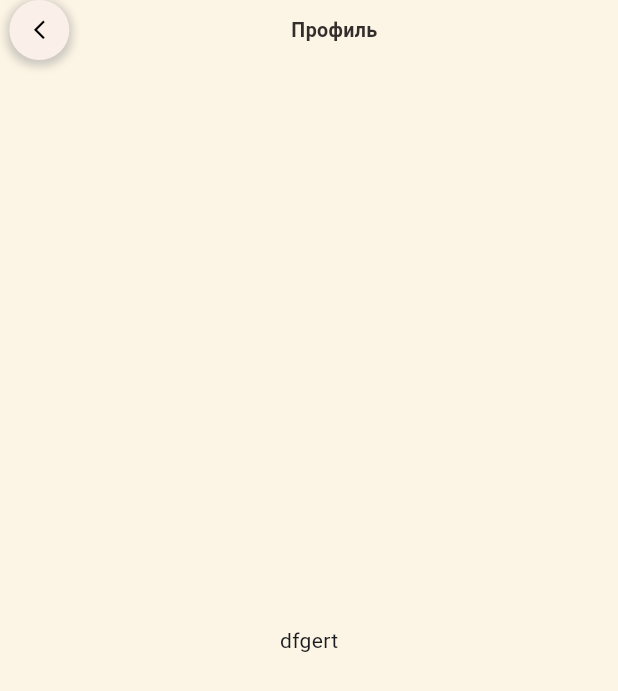
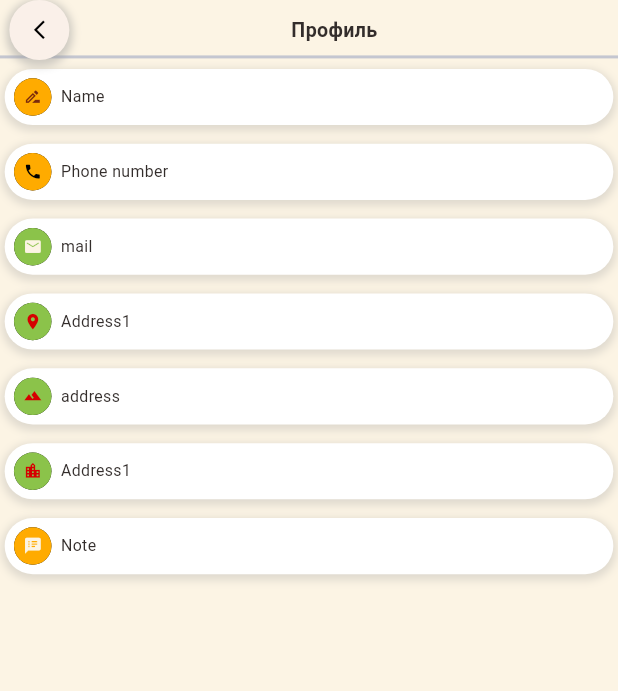
Before and after one commit to dimad2602/flutter_app_for_worker, a Flutter app: the ProfilePage screen opened by its route, on a phone screen of 412 x 824 dp. Shown: the top 691 px of the screen. Run offline on Flutter 3.47's test engine with Material 3 defaults, Android fonts, the phone set to English and light mode, and no system bars; our stand-ins replace freezed_annotation, get_it.

Commit message:
add page "Profile"

```diff
--- a/lib/components/app_icon.dart
+++ b/lib/components/app_icon.dart
@@ -15,7 +15,7 @@ class AppIcon extends StatelessWidget {
   final bool decorBoxOff;
 
   const AppIcon(
-      {Key? key,
+      {super.key,
       required this.icon,
       this.backgroundColor = const Color(0xfffcf4e4),
       this.iconColor = Colors.black87,
@@ -24,8 +24,7 @@ class AppIcon extends StatelessWidget {
       this.customSize = 0,
       this.onTap,
       this.swadowOff = true,
-      this.decorBoxOff = true})
-      : super(key: key);
+      this.decorBoxOff = true});
 
   @override
   Widget build(BuildContext context) {
--- /dev/null
+++ b/lib/models/active_order_model.dart
@@ -0,0 +1,15 @@
+import 'package:freezed_annotation/freezed_annotation.dart';
+
+part 'active_order_model.freezed.dart';
+
+@freezed
+class ActiveOrderModel with _$ActiveOrderModel {
+  const ActiveOrderModel._();
+
+  const factory ActiveOrderModel({
+    required String id,
+    required String tableNumber,
+    required String time,
+    required bool takeaway,
+  }) = _ActiveOrderModel;
+}
--- a/lib/pages/active_orders_page/active_orders_page.dart
+++ b/lib/pages/active_orders_page/active_orders_page.dart
@@ -1,10 +1,11 @@
 import 'package:flutter/material.dart';
+import 'package:flutter_app_for_worker/models/active_order_model.dart';
 
 import '../../components/custom_app_bar.dart';
 import '../../locator_get.dart';
 import '../../utils/app_colors.dart';
 import '../../utils/constants.dart';
-import '../../widgets/active_order_widget/active_order_widget.dart';
+import '../../widgets/orders_widget/active_order_widget.dart';
 
 class ActiveOrdersPage extends StatelessWidget {
   const ActiveOrdersPage({super.key});
@@ -47,7 +48,7 @@ class ActiveOrdersPage extends StatelessWidget {
                   shrinkWrap: true,
                   physics: NeverScrollableScrollPhysics(),
                   itemBuilder: (BuildContext context, int index) {
-                    return ActiveOrderWidget();
+                    return ActiveOrderWidget(orderModel: const ActiveOrderModel(id: '1', tableNumber: '23', time: '12:36', takeaway: false,),);
                     // OrderIncomingWidget(
                     //   model: _incomingOrderController.allPapers.reversed
                     //           .toList()[
@@ -71,7 +72,7 @@ class ActiveOrdersPage extends StatelessWidget {
                   shrinkWrap: true,
                   physics: NeverScrollableScrollPhysics(),
                   itemBuilder: (BuildContext context, int index) {
-                    return ActiveOrderWidget();
+                    return Text('dfg');
                     // OrderIncomingWidget(
                     //   model: _incomingOrderController.allPapers.reversed
                     //           .toList()[
@@ -95,7 +96,7 @@ class ActiveOrdersPage extends StatelessWidget {
                   shrinkWrap: true,
                   physics: NeverScrollableScrollPhysics(),
                   itemBuilder: (BuildContext context, int index) {
-                    return ActiveOrderWidget();
+                    return Text('dfg1231');
                     // OrderIncomingWidget(
                     //   model: _incomingOrderController.allPapers.reversed
                     //           .toList()[
--- a/lib/pages/first_page/first_page.dart
+++ b/lib/pages/first_page/first_page.dart
@@ -52,7 +52,7 @@ class FirstPage extends StatelessWidget {
                 Navigator.of(context).pushNamed('/ListSearchPage');
               },
               child: const BigText(
-                text: "3",
+                text: "Страница создания заказа(создают официанты для клиентов сами, через приложение, оплата постаринке как до приложения )",
                 color: Colors.white,
               ),
             ),
--- a/lib/pages/profile_page/profile_page.dart
+++ b/lib/pages/profile_page/profile_page.dart
@@ -1,17 +1,148 @@
 import 'package:flutter/material.dart';
 import 'package:flutter_app_for_worker/components/custom_app_bar.dart';
 
+import '../../components/app_icon.dart';
+import '../../components/big_text.dart';
+import '../../locator_get.dart';
 import '../../utils/app_colors.dart';
+import '../../utils/constants.dart';
+import '../../widgets/profile_widgets/profile_widget.dart';
 
 class ProfilePage extends StatelessWidget {
   const ProfilePage({super.key});
 
   @override
   Widget build(BuildContext context) {
-    return const Scaffold(
+    var sizeConstants = locator.get<Constants>();
+    return Scaffold(
       backgroundColor: AppColors.mainColor,
-      appBar: CustomAppBar(label: 'Профиль'),
-      body: Center(child: Text('dfgert')),
+      appBar: const CustomAppBar(label: 'Профиль'),
+      body: SingleChildScrollView(
+        child: Column(
+          children: [
+            const Divider(
+              thickness: 2,
+            ),
+            //name
+            ProfileWidget(
+                appIcon: AppIcon(
+                  icon: Icons.drive_file_rename_outline_outlined,
+                  backgroundColor: AppColors.alertCheckColor,
+                  iconColor: AppColors.redBottonColor,
+                  customSize: sizeConstants.getHeight10(),
+                  size: sizeConstants.getHeight20(),
+                  swadowOff: false,
+                ),
+                // TODO: ха, ошибка должно быть так. Потом для всех полей сделать подобное
+                //BigText(text: userController.userModel.name)
+                bigText: const BigText(text: 'Name')),
+            SizedBox(
+              height: sizeConstants.getHeight10(),
+            ),
+            // //telephone
+            ProfileWidget(
+                appIcon: AppIcon(
+                  icon: Icons.phone,
+                  backgroundColor: AppColors.alertCheckColor,
+                  iconColor: Colors.black,
+                  customSize: sizeConstants.getHeight10(),
+                  size: sizeConstants.getHeight20(),
+                  swadowOff: false,
+                ),
+                bigText: const BigText(text: 'Phone number')),
+            SizedBox(
+              height: sizeConstants.getHeight10(),
+            ),
+            // //mail
+            ProfileWidget(
+                appIcon: AppIcon(
+                  icon: Icons.mail_rounded,
+                  backgroundColor: AppColors.lightGreenColor,
+                  iconColor: AppColors.mainColor,
+                  customSize: sizeConstants.getHeight10(),
+                  size: sizeConstants.getHeight20(),
+                  swadowOff: false,
+                ),
+                bigText: const BigText(text: 'mail')),
+            SizedBox(
+              height: sizeConstants.getHeight10(),
+            ),
+            //address
+            GestureDetector(
+              onTap: () {
+                //Get.toNamed(AddressSearchPage.routeName);
+                //Navigator.push(context, AddressSearchPage.route());
+              },
+              child: ProfileWidget(
+                  appIcon: AppIcon(
+                    icon: Icons.location_on,
+                    backgroundColor: AppColors.lightGreenColor,
+                    iconColor: AppColors.redColor,
+                    customSize: sizeConstants.getHeight10(),
+                    size: sizeConstants.getHeight20(),
+                    swadowOff: false,
+                  ),
+                  bigText: const BigText(text: 'Address1')),
+            ),
+            SizedBox(
+              height: sizeConstants.getHeight10(),
+            ),
+            GestureDetector(
+              onTap: () {
+                //Get.toNamed(AddAddressPage.routeName);
+              },
+              child: ProfileWidget(
+                  appIcon: AppIcon(
+                    icon: Icons.terrain_sharp,
+                    backgroundColor: AppColors.lightGreenColor,
+                    iconColor: AppColors.redColor,
+                    customSize: sizeConstants.getHeight10(),
+                    size: sizeConstants.getHeight20(),
+                    swadowOff: false,
+                  ),
+                  bigText: const BigText(text: 'address')),
+            ),
+            SizedBox(
+              height: sizeConstants.getHeight10(),
+            ),
+            GestureDetector(
+              onTap: () {
+                //Get.toNamed(AddressSearchPage.routeName);
+                //Navigator.push(context, RestaurantOnMappage.route());
+              },
+              child: ProfileWidget(
+                  appIcon: AppIcon(
+                    icon: Icons.location_city,
+                    backgroundColor: AppColors.lightGreenColor,
+                    iconColor: AppColors.redColor,
+                    customSize: sizeConstants.getHeight10(),
+                    size: sizeConstants.getHeight20(),
+                    swadowOff: false,
+                  ),
+                  bigText: const BigText(text: 'Address1')),
+            ),
+            SizedBox(
+              height: sizeConstants.getHeight10(),
+            ),
+            // //Note
+            GestureDetector(
+              onTap: () {
+                //Get.toNamed(PageSheetRestaurant.routeName);
+              },
+              child: ProfileWidget(
+                  appIcon: AppIcon(
+                    icon: Icons.speaker_notes_rounded,
+                    backgroundColor: AppColors.alertCheckColor,
+                    iconColor: AppColors.liteMainColor,
+                    customSize: sizeConstants.getHeight10(),
+                    size: sizeConstants.getHeight20(),
+                    swadowOff: false,
+                  ),
+                  bigText: const BigText(text: 'Note')),
+            ),
+          ],
+        ),
+      ),
     );
   }
 }
--- a/lib/widgets/active_order_widget/active_order_widget.dart
+++ /dev/null
@@ -1,10 +0,0 @@
-import 'package:flutter/material.dart';
-
-class ActiveOrderWidget extends StatelessWidget {
-  const ActiveOrderWidget({super.key});
-
-  @override
-  Widget build(BuildContext context) {
-    return Text("gfgdffdg");
-  }
-}
--- /dev/null
+++ b/lib/widgets/orders_widget/active_order_widget.dart
@@ -0,0 +1,38 @@
+import 'package:flutter/material.dart';
+
+import '../../models/active_order_model.dart';
+
+class ActiveOrderWidget extends StatelessWidget {
+  late ActiveOrderModel orderModel;
+  ActiveOrderWidget({super.key, required this.orderModel});
+
+  @override
+  Widget build(BuildContext context) {
+    return Card(
+      margin: const EdgeInsets.all(8.0),
+      child: ListTile(
+        title: Text("Заказ #${orderModel.id}"),
+        subtitle: Text("Стол: ${orderModel.tableNumber}"),
+        trailing: Row(
+          mainAxisSize: MainAxisSize.min,
+          children: [
+            IconButton(
+              icon: const Icon(Icons.info),
+              onPressed: () {
+                // Действие при нажатии на информацию о заказе
+                //_showOrderDetailsDialog(context, order);
+              },
+            ),
+            IconButton(
+              icon: const Icon(Icons.check),
+              onPressed: () {
+                // Действие при подтверждении заказа
+                //_confirmOrder(context, order);
+              },
+            ),
+          ],
+        ),
+      ),
+    );
+  }
+}
--- /dev/null
+++ b/lib/widgets/profile_widgets/profile_widget.dart
@@ -0,0 +1,56 @@
+import 'package:flutter/material.dart';
+import '../../components/app_icon.dart';
+import '../../components/big_text.dart';
+import '../../locator_get.dart';
+import '../../utils/constants.dart';
+
+class ProfileWidget extends StatelessWidget {
+  final AppIcon appIcon;
+  final BigText bigText;
+  final Color backgroundColor;
+  final double size;
+
+  const ProfileWidget({
+    super.key,
+    required this.appIcon,
+    required this.bigText,
+    this.backgroundColor = Colors.white,
+    this.size = 40,
+  });
+
+  @override
+  Widget build(BuildContext context) {
+    var sizeConstants = locator.get<Constants>();
+    return Padding(
+      padding: EdgeInsets.symmetric(horizontal: sizeConstants.getWidth10() / 2),
+      child: Container(
+        decoration: BoxDecoration(
+          borderRadius: BorderRadius.circular(size / 2),
+          color: backgroundColor,
+          boxShadow: [
+            BoxShadow(
+              color: Colors.grey.withOpacity(0.3),
+              spreadRadius: 2,
+              blurRadius: 4,
+              offset: const Offset(0, 2),
+            ),
+          ],
+        ),
+        padding: EdgeInsets.only(
+          left: sizeConstants.getWidth20() / 2,
+          top: sizeConstants.getHeight10() / 2,
+          bottom: sizeConstants.getHeight10() / 2,
+        ),
+        child: Row(
+          children: [
+            appIcon,
+            SizedBox(
+              width: sizeConstants.getWidth20() / 2,
+            ),
+            bigText,
+          ],
+        ),
+      ),
+    );
+  }
+}
```
Also changed, not shown: lib/models/active_order_model.freezed.dart (added), lib/widgets/orders_widget/completed_orders_widget.dart (added), lib/widgets/orders_widget/confirmed_orders_widget.dart (added).
